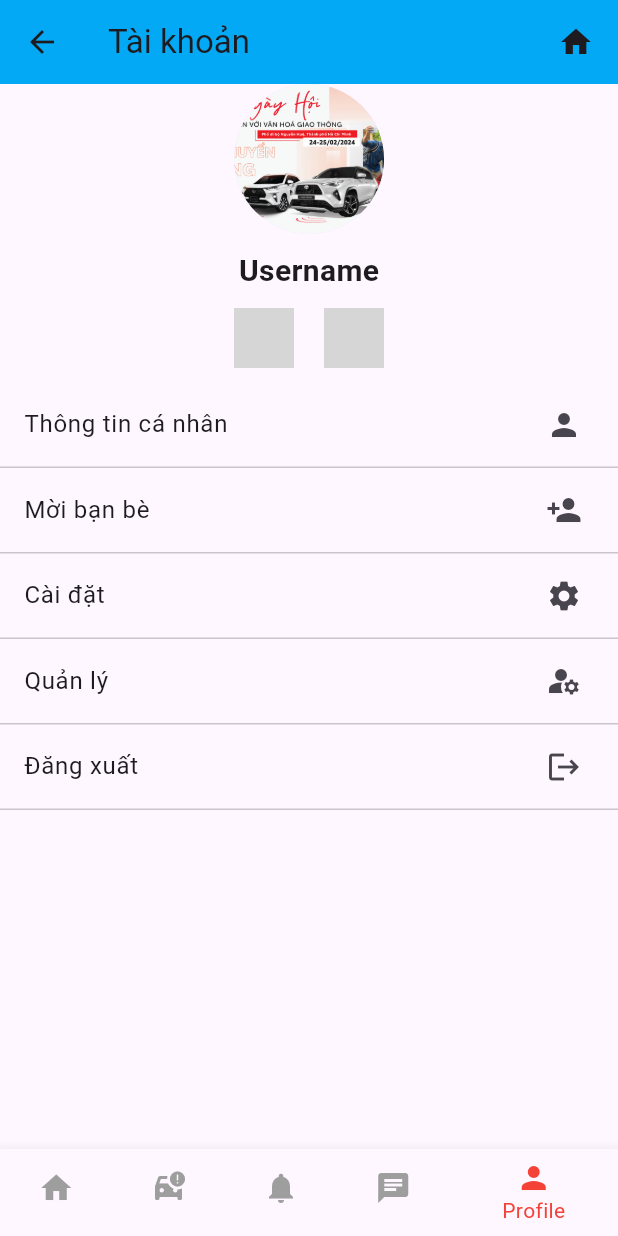
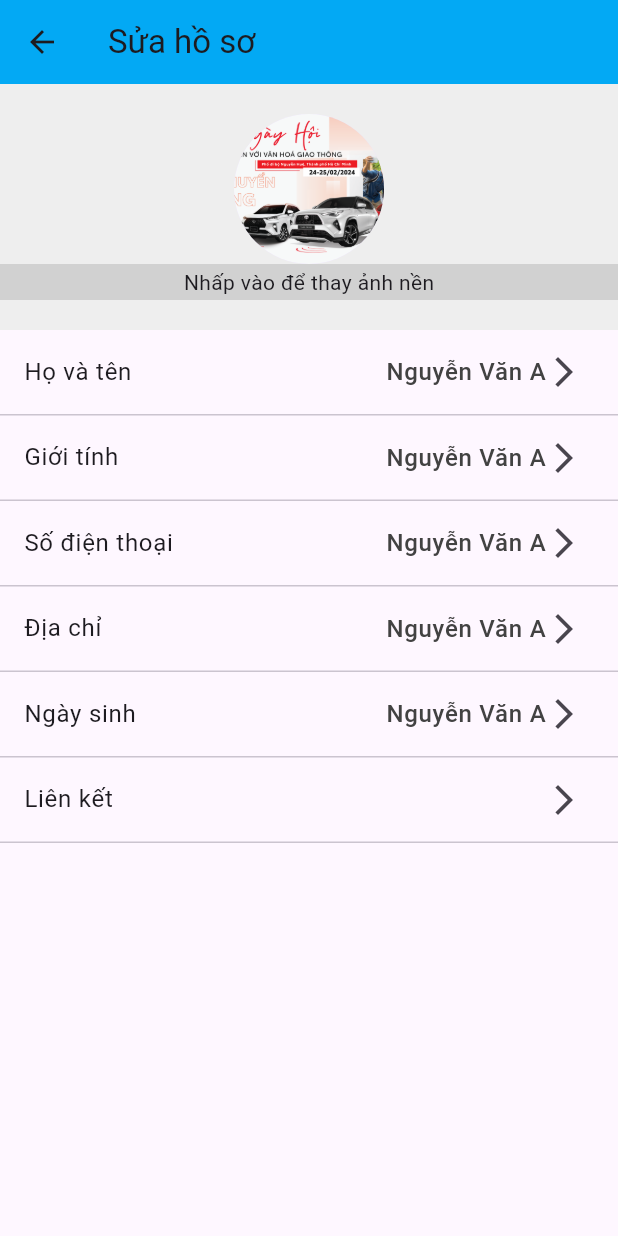
Before and after one commit to synguyencd3/KOXE-Mobile, a Flutter app: the MainHome screen opened by its route, item 5 of the bottom bar chosen, after a tap on "Thông tin cá nhân", on a phone screen of 412 x 824 dp. Run offline on Flutter 3.47's test engine with Material 3 defaults, Android fonts, the phone set to English and light mode, and no system bars; missing offline and left inert: api_cache_manager, flutterflow_ui; network calls fail; key blocks and very long unbroken strings in the code were emptied for the run; grey boxes are pictures that could not be loaded.

Commit message:
fix: Homepages, add information user

```diff
--- a/lib/main.dart
+++ b/lib/main.dart
@@ -8,6 +8,8 @@ import 'package:mobile/widgets/introduction_car.dart';
 import 'package:mobile/pages/manage.dart';
 import 'package:mobile/pages/message.dart';
 import 'package:mobile/pages/notification.dart';
+import 'package:mobile/pages/user_info.dart';
+import 'package:mobile/pages/appointment.dart';
 void main() {
   runApp(MaterialApp(
     title: 'Flutter Demo',
@@ -26,6 +28,8 @@ void main() {
       '/manage': (context) => Manage(),
       '/message': (context) => Message(),
       '/notification': (context) => Noti(),
+      '/user_info': (context) => UserInfo(),
+      '/appointment': (context) => Appointment(),
     },
   ));
 }
--- a/lib/pages/main_home.dart
+++ b/lib/pages/main_home.dart
@@ -1,4 +1,6 @@
+import 'package:flutter/cupertino.dart';
 import 'package:flutter/material.dart';
+import 'package:mobile/pages/appointment.dart';
 import 'package:mobile/widgets/bottom_bar.dart';
 import 'package:mobile/widgets/introduction_car.dart';
 import 'package:mobile/widgets/home.dart';
@@ -18,7 +20,7 @@ class _MainHomeState extends State<MainHome> {
   List<PageModule> pages = [
     PageModule(page: Home(), label: 'Xin chào,'),
     PageModule(page: IntroCar(), label: 'Sản phẩm'),
-    PageModule(page: Noti(), label: 'Thông báo'),
+    PageModule(page: Appointment(), label: 'Lịch hẹn'),
     PageModule(page: Message(), label: 'Tin nhắn'),
     PageModule(page: User(), label: 'Tài khoản'),
   ];
@@ -32,7 +34,11 @@ class _MainHomeState extends State<MainHome> {
           mainAxisAlignment: MainAxisAlignment.spaceBetween,
           children: [
             Text(pages[_currentIndex].label),
-            Icon(Icons.home),
+            GestureDetector(child: Icon(Icons.notifications),
+              onTap: () {
+                Navigator.pushNamed(context, '/notification');
+              },
+            ),
           ],
         ),
         backgroundColor: Colors.lightBlue,
--- /dev/null
+++ b/lib/pages/user_info.dart
@@ -0,0 +1,82 @@
+import 'package:flutter/cupertino.dart';
+import 'package:flutter/material.dart';
+import 'package:mobile/widgets/text_card.dart';
+
+class UserInfo extends StatefulWidget {
+  const UserInfo({super.key});
+
+  @override
+  State<UserInfo> createState() => _UserInfoState();
+}
+
+class _UserInfoState extends State<UserInfo> {
+  @override
+  Widget build(BuildContext context) {
+    return Scaffold(
+        appBar: AppBar(
+          title: Text('Sửa hồ sơ'),
+          backgroundColor: Colors.lightBlue,
+        ),
+        body: Column(children: [
+          Container(
+            width: double.infinity,
+            color: Colors.grey[200],
+            padding: EdgeInsets.fromLTRB(0, 20, 0, 20),
+            child: Column(
+              mainAxisAlignment: MainAxisAlignment.spaceBetween,
+              children: [
+                CircleAvatar(
+                  radius: 50,
+                  backgroundImage: AssetImage('assets/1.png'),
+                ),
+                Container(
+                  alignment: Alignment.center,
+                  child: Text(
+                    'Nhấp vào để thay ảnh nền',
+                    style: TextStyle(),
+                  ),
+                  color: Colors.black12,
+                  width: double.infinity,
+                  padding: EdgeInsets.fromLTRB(0, 2, 0, 2),
+                ),
+              ],
+            ),
+          ),
+          text_card(
+              title: 'Họ và tên',
+              trailingText: 'Nguyễn Văn A',
+              onTap: () {
+                print('Tap');
+              }),
+          text_card(
+              title: 'Giới tính',
+              trailingText: 'Nguyễn Văn A',
+              onTap: () {
+                print('Tap');
+              }),
+          text_card(
+              title: 'Số điện thoại',
+              trailingText: 'Nguyễn Văn A',
+              onTap: () {
+                print('Tap');
+              }),
+          text_card(
+              title: 'Địa chỉ',
+              trailingText: 'Nguyễn Văn A',
+              onTap: () {
+                print('Tap');
+              }),
+          text_card(
+              title: 'Ngày sinh',
+              trailingText: 'Nguyễn Văn A',
+              onTap: () {
+                print('Tap');
+              }),
+          text_card(
+              title: 'Liên kết',
+              onTap: () {
+                print('Tap');
+              }),
+        ]));
+  }
+}
--- a/lib/widgets/bottom_bar.dart
+++ b/lib/widgets/bottom_bar.dart
@@ -29,8 +29,8 @@ class _BottomBarState extends State<BottomBar> {
           label: 'Car',
         ),
         BottomNavigationBarItem(
-          icon: Icon(Icons.notifications),
-          label: 'Notifications',
+          icon: Icon(Icons.calendar_today),
+          label: 'Appointment',
         ),
         BottomNavigationBarItem(icon: Icon(Icons.chat), label: 'Chat'),
         BottomNavigationBarItem(
--- a/lib/widgets/text_card.dart
+++ b/lib/widgets/text_card.dart
@@ -1,19 +1,31 @@
 import 'package:flutter/material.dart';
+
 class text_card extends StatelessWidget {
   final String title;
   final Function onTap;
   final IconData icon;
+  final String trailingText;
 
-  const text_card({required this.title, required this.onTap,  this.icon=Icons.arrow_forward_ios});
+  const text_card(
+      {required this.title,
+      required this.onTap,
+      this.icon = Icons.arrow_forward_ios,
+      this.trailingText = ''});
 
   @override
   Widget build(BuildContext context) {
     return Column(
       children: [
         ListTile(
-          trailing: Icon(icon),
+          trailing: Row(
+            mainAxisSize: MainAxisSize.min,
+            children: [
+              Text(trailingText, style: TextStyle(color: Colors.grey[800], fontSize: 16)),
+              Icon(icon),
+            ],
+          ),
           title: Text(title),
-          onTap:onTap!= null ? () => onTap!() : null,  // Đã sửa ở đây
+          onTap: onTap != null ? () => onTap!() : null, // Đã sửa ở đây
         ),
         Divider(
           height: 1,
--- a/lib/widgets/user.dart
+++ b/lib/widgets/user.dart
@@ -63,7 +63,7 @@ class _UserState extends State<User> {
             title: 'Thông tin cá nhân',
             icon: Icons.person,
             onTap: () {
-              print('Tap');
+             Navigator.pushNamed(context, '/user_info');
             }),
         text_card(
             title: 'Mời bạn bè',
```
Also changed, not shown: lib/pages/appointment.dart (added, +14 -0 lines), lib/pages/notification.dart (+9 -1 lines).
